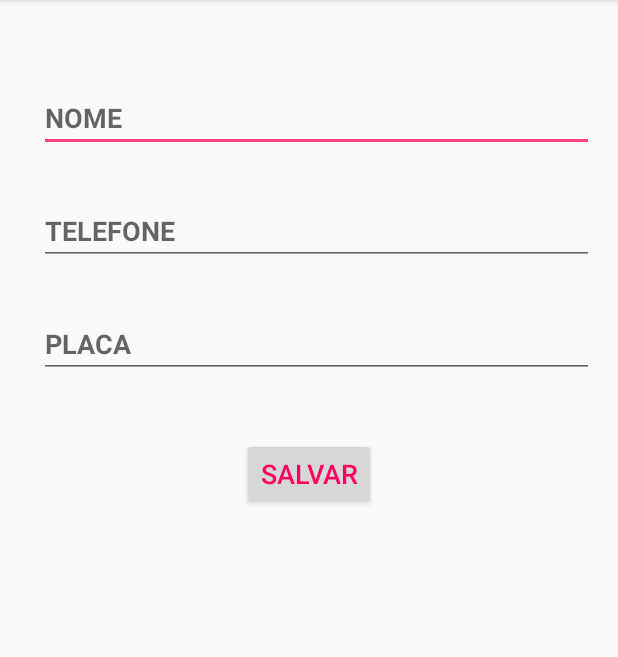
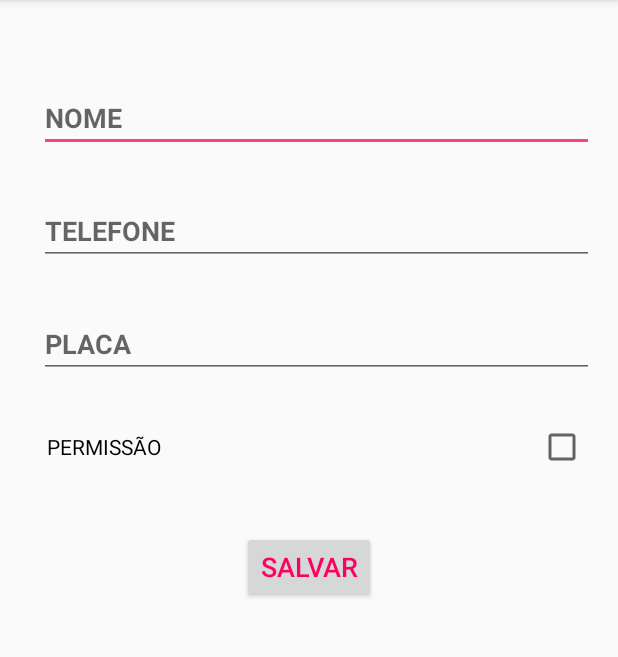
Before and after one commit to taisbatuira/staza, an Android app: the FormularioActivity screen opened directly, with no data from a screen before it, on a phone screen of 412 x 824 dp, the part 84-741 px from its top. Run offline under Robolectric (Android 15) with nearby library versions, the phone set to English and light mode, and no system bars.

```diff
--- a/app/src/main/AndroidManifest.xml
+++ b/app/src/main/AndroidManifest.xml
@@ -10,7 +10,7 @@
 
     <application
         android:allowBackup="true"
-        android:icon="@mipmap/ic_launcher"
+        android:icon="@mipmap/icone_staza_letra"
         android:label="@string/app_name"
         android:supportsRtl="true"
         android:theme="@style/AppTheme">
--- a/app/src/main/java/com/app/sm3/staza/Contato.java
+++ b/app/src/main/java/com/app/sm3/staza/Contato.java
@@ -69,4 +69,8 @@ public class Contato implements Serializable {
     public String toString() {
         return nome;
     }
+
+    public void setPermissaoBoolean(boolean permissaoBoolean) {
+        this.permissao = permissaoBoolean;
+    }
 }
--- a/app/src/main/java/com/app/sm3/staza/ContatoDB.java
+++ b/app/src/main/java/com/app/sm3/staza/ContatoDB.java
@@ -77,7 +77,7 @@ public class ContatoDB extends SQLiteOpenHelper{
     }
 
     public Contato buscaContatoComTelefone(String telefoneDoSMS) {
-        String select = "select * from TabelaContato where telefone = ?";
+        String select = "select * from TabelaContato where campotelefone = ?";
         Cursor cursor = getReadableDatabase().rawQuery(select, new String[] {telefoneDoSMS});
         if(cursor.moveToFirst()) {
             return criaContatoDoBanco(cursor);
--- a/app/src/main/java/com/app/sm3/staza/FormularioActivity.java
+++ b/app/src/main/java/com/app/sm3/staza/FormularioActivity.java
@@ -1,32 +1,44 @@
 package com.app.sm3.staza;
 
+import android.content.Intent;
 import android.support.v7.app.AppCompatActivity;
 import android.os.Bundle;
 import android.view.View;
 import android.widget.Button;
+import android.widget.CheckBox;
 import android.widget.EditText;
 
 public class FormularioActivity extends AppCompatActivity {
+
+    private EditText campoNome;
+    private EditText campoTelefone;
+    private EditText campoPlaca;
+    private CheckBox campoPermissao;
 
     @Override
     protected void onCreate(Bundle savedInstanceState) {
         super.onCreate(savedInstanceState);
         setContentView(R.layout.activity_formulario);
 
+        campoNome = (EditText) findViewById(R.id.formulario_camponome); //identifico o campo fisico e atribuo para campoNome
+        campoTelefone = (EditText) findViewById(R.id.formulario_campotelefone);
+        campoPlaca = (EditText) findViewById(R.id.formulario_campoplaca);
+        campoPermissao = (CheckBox) findViewById(R.id.formulario_campopermissao);
+
         Button salvar = (Button) findViewById(R.id.formulario_salvar);
         salvar.setOnClickListener(new View.OnClickListener() {
             @Override
             public void onClick(View v) {
                 Contato contato = new Contato();
-                EditText campoNome = (EditText) findViewById(R.id.formulario_camponome); //identifico o campo fisico e atribuo para campoNome
-                EditText campoTelefone = (EditText) findViewById(R.id.formulario_campotelefone);
-                EditText campoPlaca = (EditText) findViewById(R.id.formulario_campoplaca);
+
                 String nome = campoNome.getText().toString(); //recupero o texto digitado no campo e atribuo para nome
                 String telefone = campoTelefone.getText().toString();
                 String placa = campoPlaca.getText().toString();
+                boolean permissao = campoPermissao.isChecked();
                 contato.setNome(nome); // uso o método setter para atribuir o valor da variável nome para o nome do objeto contato
                 contato.setTelefone(telefone);
                 contato.setPlaca(placa);
+                contato.setPermissaoBoolean(permissao);
                 ContatoDB contatoDB = new ContatoDB(FormularioActivity.this); // instancia a classe ContatoBD e cria a variável contatoDB
                 contatoDB.insert(contato); //chamo o método insert através da variável contatoDB e armazeno os valores da variável contato no B.D.
                 finish();
@@ -34,5 +46,16 @@ public class FormularioActivity extends AppCompatActivity {
         });
     }
 
+    @Override
+    protected void onResume() {
+        super.onResume();
+        Intent intent = getIntent();
 
+        if(intent!=null){
+            boolean permissao = intent.getBooleanExtra("permissao",false);
+            String telefone = intent.getStringExtra("telefone");
+            campoTelefone.setText(telefone);
+            campoPermissao.setChecked(permissao);
+        }
+    }
 }
--- a/app/src/main/res/layout/activity_formulario.xml
+++ b/app/src/main/res/layout/activity_formulario.xml
@@ -42,6 +42,20 @@
         android:textStyle="bold"
         />
 
+
+
+    <CheckBox
+        android:id="@+id/formulario_campopermissao"
+        android:text="PERMISSÃO"
+        android:layout_width="match_parent"
+        android:layout_height="wrap_content"
+        android:layout_marginTop="30dp"
+        android:layout_marginLeft="15dp"
+        android:layout_marginRight="5dp"
+        android:button="@null"
+        android:drawableRight="?android:listChoiceIndicatorMultiple"
+        />
+
     <Button
         android:id="@+id/formulario_salvar"
         android:layout_width="wrap_content"
```
Also changed, not shown: app/src/main/java/com/app/sm3/staza/ConsultaActivity.java (+8 -1 lines), app/src/main/java/com/app/sm3/staza/GerenciadorSMS.java (+34 -25 lines), app/src/main/java/com/app/sm3/staza/MainActivity.java (+32 -8 lines), app/src/main/res/layout/activity_consulta.xml (+13 -0 lines), app/src/main/res/mipmap-hdpi/icone_staza_gota.png (added), app/src/main/res/mipmap-hdpi/icone_staza_letra.png (added).
